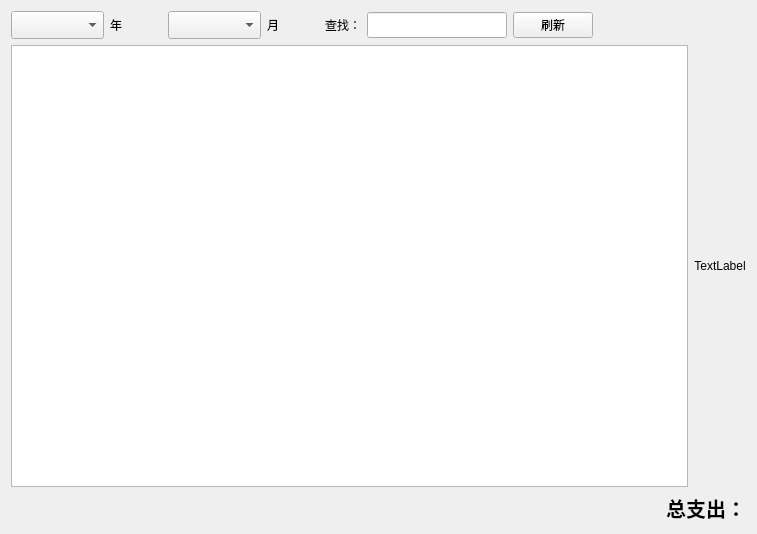
605791556/PayAccount-QT, file PayCount_QT/CTabMonthDlg.ui: the form before one commit.
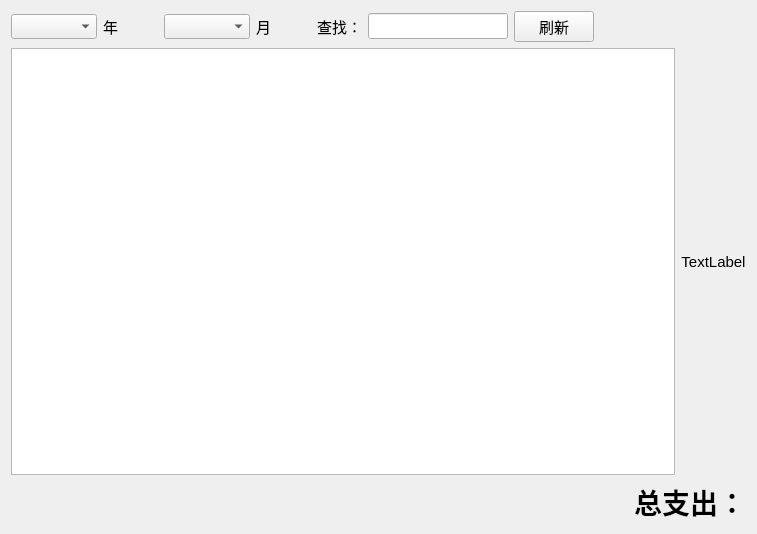
The form after the commit.

```diff
--- a/PayCount_QT/CTabMonthDlg.ui
+++ b/PayCount_QT/CTabMonthDlg.ui
@@ -33,15 +33,32 @@
      </property>
      <item>
       <widget class="QComboBox" name="CB_YEAR">
+       <property name="minimumSize">
+        <size>
+         <width>0</width>
+         <height>25</height>
+        </size>
+       </property>
+       <property name="maximumSize">
+        <size>
+         <width>16777215</width>
+         <height>25</height>
+        </size>
+       </property>
        <property name="font">
         <font>
-         <pointsize>13</pointsize>
+         <pointsize>11</pointsize>
         </font>
        </property>
       </widget>
      </item>
      <item>
       <widget class="QLabel" name="label">
+       <property name="font">
+        <font>
+         <pointsize>11</pointsize>
+        </font>
+       </property>
        <property name="text">
         <string>年</string>
        </property>
@@ -65,15 +82,32 @@
      </item>
      <item>
       <widget class="QComboBox" name="CB_MONTH">
+       <property name="minimumSize">
+        <size>
+         <width>0</width>
+         <height>25</height>
+        </size>
+       </property>
+       <property name="maximumSize">
+        <size>
+         <width>16777215</width>
+         <height>25</height>
+        </size>
+       </property>
        <property name="font">
         <font>
-         <pointsize>13</pointsize>
+         <pointsize>11</pointsize>
         </font>
        </property>
       </widget>
      </item>
      <item>
       <widget class="QLabel" name="label_2">
+       <property name="font">
+        <font>
+         <pointsize>11</pointsize>
+        </font>
+       </property>
        <property name="text">
         <string>月</string>
        </property>
@@ -97,6 +131,11 @@
      </item>
      <item>
       <widget class="QLabel" name="label_3">
+       <property name="font">
+        <font>
+         <pointsize>11</pointsize>
+        </font>
+       </property>
        <property name="text">
         <string>查找：</string>
        </property>
@@ -121,7 +160,7 @@
       <widget class="QPushButton" name="BTN_UPDATE">
        <property name="font">
         <font>
-         <pointsize>9</pointsize>
+         <pointsize>11</pointsize>
         </font>
        </property>
        <property name="text">
@@ -186,10 +225,21 @@
    <item>
     <layout class="QHBoxLayout" name="horizontalLayout_2">
      <item>
-      <widget class="QTableView" name="tableView"/>
+      <widget class="QTableView" name="tableView">
+       <property name="font">
+        <font>
+         <pointsize>13</pointsize>
+        </font>
+       </property>
+      </widget>
      </item>
      <item>
       <widget class="QLabel" name="label_load">
+       <property name="font">
+        <font>
+         <pointsize>11</pointsize>
+        </font>
+       </property>
        <property name="text">
         <string>TextLabel</string>
        </property>
@@ -219,7 +269,7 @@
       <widget class="QLabel" name="label_pay">
        <property name="font">
         <font>
-         <pointsize>15</pointsize>
+         <pointsize>21</pointsize>
          <weight>75</weight>
          <bold>true</bold>
         </font>
```
